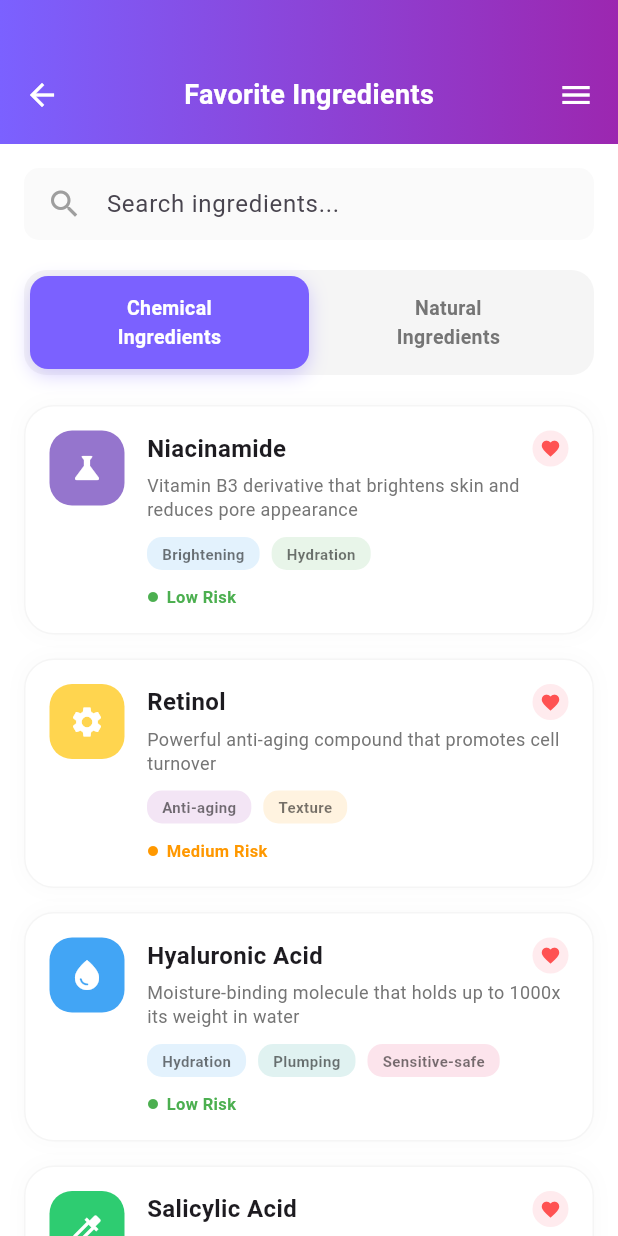
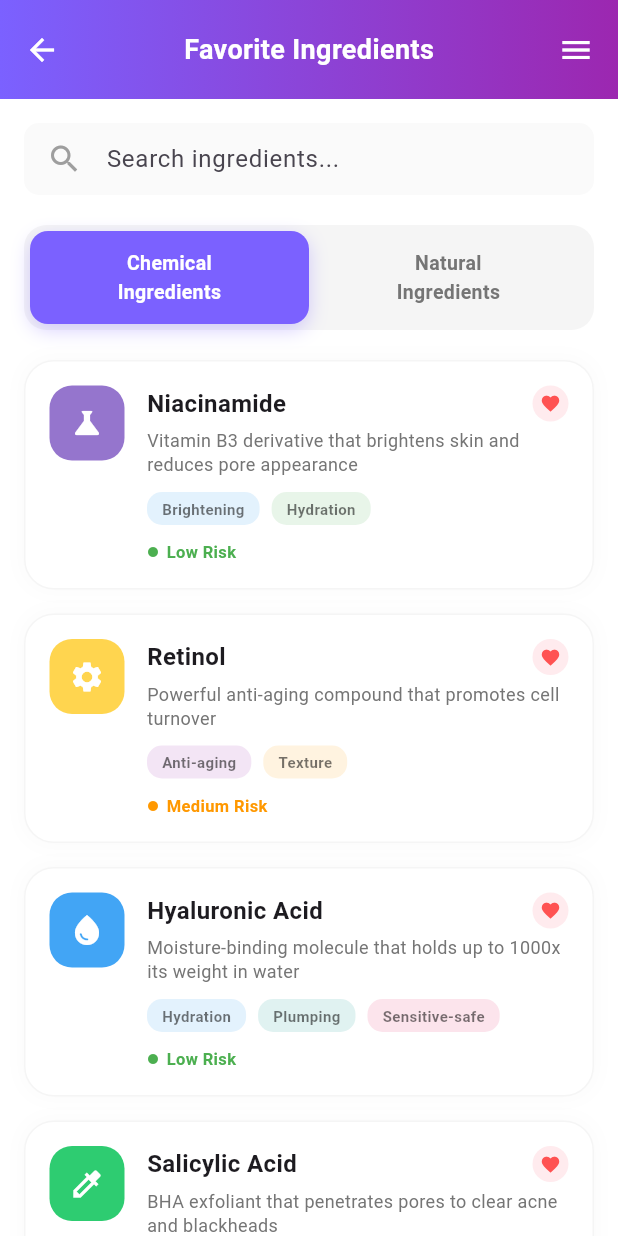
Before and after one commit to egeKsl/skin_type_app, a Flutter app: the FavoriteIngredientsScreen screen opened directly, on a phone screen of 412 x 824 dp. Run offline on Flutter 3.47's test engine with Material 3 defaults, Android fonts, the phone set to English and light mode, and no system bars; our stand-ins replace image_picker, shared_preferences; accounts and stored records are empty.

Commit message:
favorite ingredients getting back process has been complated

```diff
--- a/lib/features/favorite ingredients/views/screens/favorite_ingredients_screen.dart
+++ b/lib/features/favorite ingredients/views/screens/favorite_ingredients_screen.dart
@@ -6,7 +6,8 @@ class FavoriteIngredientsScreen extends StatefulWidget {
   const FavoriteIngredientsScreen({super.key});
 
   @override
-  State<FavoriteIngredientsScreen> createState() => _FavoriteIngredientsScreenState();
+  State<FavoriteIngredientsScreen> createState() =>
+      _FavoriteIngredientsScreenState();
 }
 
 class _FavoriteIngredientsScreenState extends State<FavoriteIngredientsScreen> {
@@ -21,21 +22,36 @@ class _FavoriteIngredientsScreenState extends State<FavoriteIngredientsScreen> {
         children: [
           // 1. HEADER (Mor Gradient)
           Container(
-            padding: const EdgeInsets.only(top: 50, bottom: 20, left: 16, right: 16),
+            width: double.infinity, // Genişliği tam kaplaması için
             decoration: const BoxDecoration(
               gradient: LinearGradient(
-                colors: [Color(0xFF7B61FF), Color(0xFF9C27B0)], // Mor tonları
+                colors: [Color(0xFF7B61FF), Color(0xFF9C27B0)],
                 begin: Alignment.centerLeft,
                 end: Alignment.centerRight,
               ),
             ),
+            child: SafeArea(
+              // SafeArea ile çentik/saat alanından kaçınırız
+              bottom: false, // Alt kısmı etkilemesin
+              child: Padding(
+                padding: const EdgeInsets.symmetric(
+                  horizontal: 16.0,
+                  vertical: 20.0,
+                ),
                 child: Row(
                   mainAxisAlignment: MainAxisAlignment.spaceBetween,
                   children: [
-                const Icon(Icons.arrow_back, color: Colors.white),
+                    GestureDetector(
+                      onTap: () => Navigator.pop(context),
+                      child: const Icon(Icons.arrow_back, color: Colors.white),
+                    ),
                     const Text(
                       "Favorite Ingredients",
-                  style: TextStyle(color: Colors.white, fontSize: 18, fontWeight: FontWeight.bold),
+                      style: TextStyle(
+                        color: Colors.white,
+                        fontSize: 18,
+                        fontWeight: FontWeight.bold,
+                      ),
                     ),
                     GestureDetector(
                       onTap: () {
@@ -44,6 +60,8 @@ class _FavoriteIngredientsScreenState extends State<FavoriteIngredientsScreen> {
                       child: const Icon(Icons.menu, color: Colors.white),
                     ),
                   ],
+                ),
+              ),
             ),
           ),
 
@@ -86,7 +104,9 @@ class _FavoriteIngredientsScreenState extends State<FavoriteIngredientsScreen> {
                   const SizedBox(height: 20),
 
                   // 4. LİSTE (Seçime göre değişir)
-                  _isChemicalSelected ? _buildChemicalList() : _buildNaturalList(),
+                  _isChemicalSelected
+                      ? _buildChemicalList()
+                      : _buildNaturalList(),
                 ],
               ),
             ),
@@ -111,10 +131,18 @@ class _FavoriteIngredientsScreenState extends State<FavoriteIngredientsScreen> {
         child: Container(
           padding: const EdgeInsets.symmetric(vertical: 12),
           decoration: BoxDecoration(
-            color: isActive ? const Color(0xFF7B61FF) : Colors.transparent, // Aktifse Mor, değilse şeffaf
+            color: isActive
+                ? const Color(0xFF7B61FF)
+                : Colors.transparent, // Aktifse Mor, değilse şeffaf
             borderRadius: BorderRadius.circular(12),
             boxShadow: isActive
-                ? [BoxShadow(color: const Color(0xFF7B61FF).withOpacity(0.3), blurRadius: 10, offset: const Offset(0, 4))]
+                ? [
+                    BoxShadow(
+                      color: const Color(0xFF7B61FF).withOpacity(0.3),
+                      blurRadius: 10,
+                      offset: const Offset(0, 4),
+                    ),
+                  ]
                 : [],
           ),
           child: Text(
@@ -137,27 +165,36 @@ class _FavoriteIngredientsScreenState extends State<FavoriteIngredientsScreen> {
       children: const [
         IngredientItemCard(
           title: "Niacinamide",
-          description: "Vitamin B3 derivative that brightens skin and reduces pore appearance",
+          description:
+              "Vitamin B3 derivative that brightens skin and reduces pore appearance",
           icon: Icons.science,
           iconColor: Color(0xFF9575CD), // Açık Mor
           tags: ["Brightening", "Hydration"],
-          tagColors: [Color(0xFFE3F2FD), Color(0xFFE8F5E9)], // Mavi, Yeşil tonları
+          tagColors: [
+            Color(0xFFE3F2FD),
+            Color(0xFFE8F5E9),
+          ], // Mavi, Yeşil tonları
           riskLevel: "Low Risk",
           riskColor: Colors.green,
         ),
         IngredientItemCard(
           title: "Retinol",
-          description: "Powerful anti-aging compound that promotes cell turnover",
+          description:
+              "Powerful anti-aging compound that promotes cell turnover",
           icon: Icons.settings, // Dişli ikonu (veya benzer bir şekil)
           iconColor: Color(0xFFFFD54F), // Sarı
           tags: ["Anti-aging", "Texture"],
-          tagColors: [Color(0xFFF3E5F5), Color(0xFFFFF3E0)], // Morumsu, Turuncumsu
+          tagColors: [
+            Color(0xFFF3E5F5),
+            Color(0xFFFFF3E0),
+          ], // Morumsu, Turuncumsu
           riskLevel: "Medium Risk",
           riskColor: Colors.orange,
         ),
         IngredientItemCard(
           title: "Hyaluronic Acid",
-          description: "Moisture-binding molecule that holds up to 1000x its weight in water",
+          description:
+              "Moisture-binding molecule that holds up to 1000x its weight in water",
           icon: Icons.water_drop,
           iconColor: Color(0xFF42A5F5), // Mavi
           tags: ["Hydration", "Plumping", "Sensitive-safe"],
@@ -167,7 +204,8 @@ class _FavoriteIngredientsScreenState extends State<FavoriteIngredientsScreen> {
         ),
         IngredientItemCard(
           title: "Salicylic Acid",
-          description: "BHA exfoliant that penetrates pores to clear acne and blackheads",
+          description:
+              "BHA exfoliant that penetrates pores to clear acne and blackheads",
           icon: Icons.colorize, // Tüp ikonu
           iconColor: Color(0xFF2ECC71), // Yeşil
           tags: ["Acne", "Exfoliating"],
```
Lines whose indentation alone changed are shown as unchanged.
